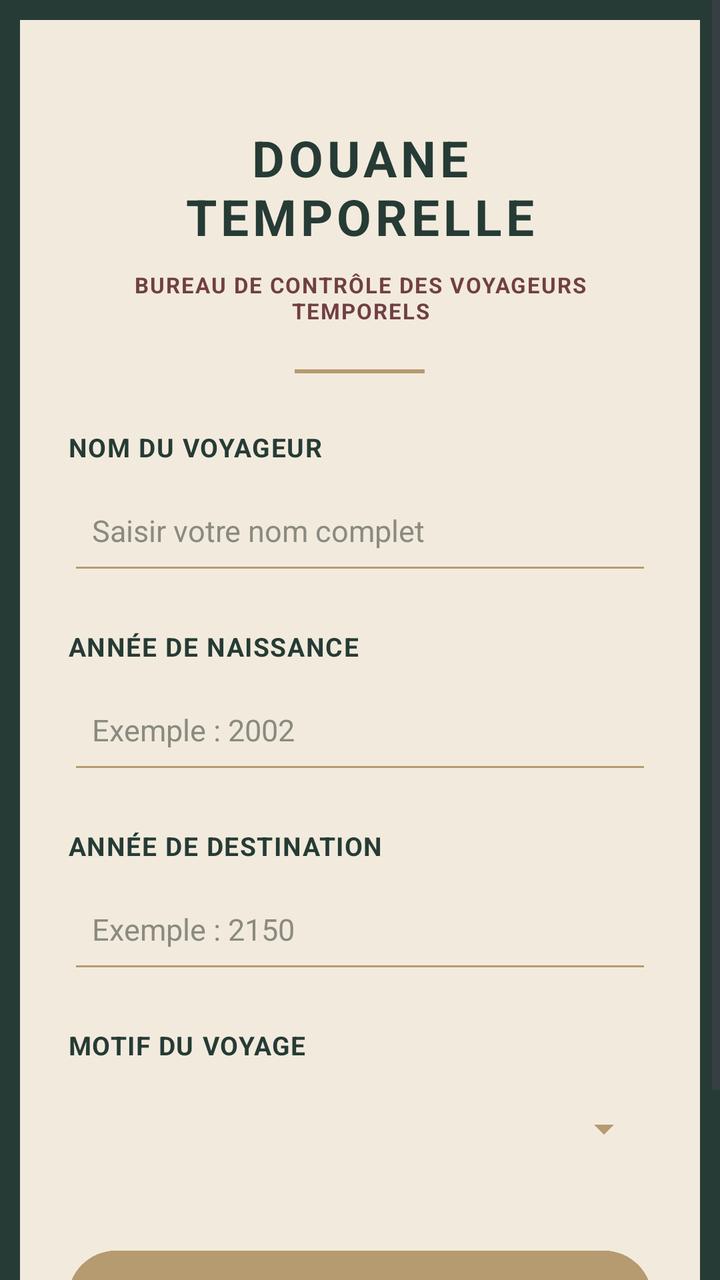
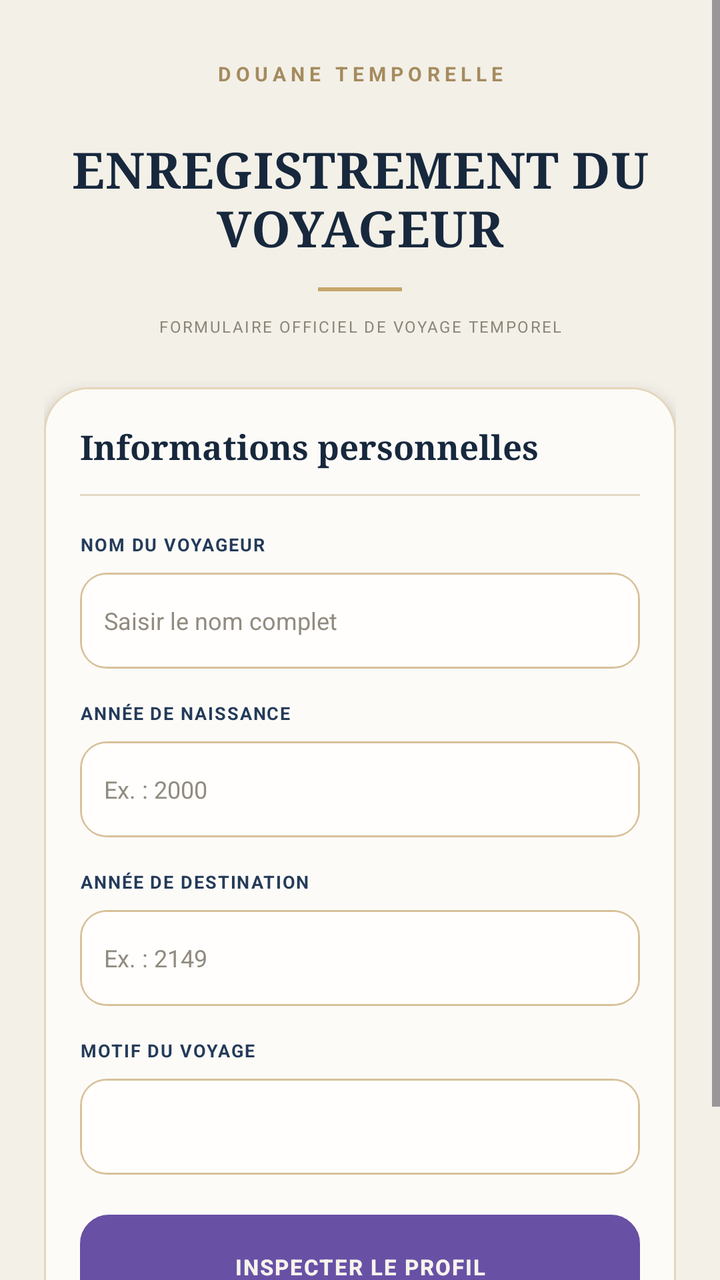

Screens rendered from an Android XML layout before and after an edit, with the pre-edit source and the edit as a unified diff.
<!-- AndroidManifest.xml: application theme Theme.DouaneTemporelle -->
<!-- res/layout/activity_main.xml -->
<?xml version="1.0" encoding="utf-8"?>
<ScrollView xmlns:android="http://schemas.android.com/apk/res/android"
    android:layout_width="match_parent"
    android:layout_height="match_parent"
    android:fillViewport="true"
    android:background="#263B35">

    <LinearLayout
        android:layout_width="match_parent"
        android:layout_height="wrap_content"
        android:orientation="vertical"
        android:padding="24dp"
        android:layout_margin="10dp"
        android:background="#F2EBDD"
        android:gravity="center_horizontal">

        
        <TextView
            android:id="@+id/tv_titre_hs"
            android:layout_width="match_parent"
            android:layout_height="wrap_content"
            android:text="DOUANE TEMPORELLE"
            android:textColor="#263B35"
            android:textSize="25sp"
            android:textStyle="bold"
            android:letterSpacing="0.08"
            android:gravity="center"
            android:layout_marginTop="28dp"
            android:layout_marginBottom="10dp" />

        
        <TextView
            android:id="@+id/tv_sous_titre_hs"
            android:layout_width="match_parent"
            android:layout_height="wrap_content"
            android:text="BUREAU DE CONTRÔLE DES VOYAGEURS TEMPORELS"
            android:textColor="#713F43"
            android:textSize="11sp"
            android:textStyle="bold"
            android:letterSpacing="0.06"
            android:gravity="center"
            android:layout_marginBottom="22dp" />

        
        <View
            android:layout_width="65dp"
            android:layout_height="2dp"
            android:background="#B69A70"
            android:layout_marginBottom="28dp" />

        
        <TextView
            android:id="@+id/tv_nom_label_hs"
            android:layout_width="match_parent"
            android:layout_height="wrap_content"
            android:text="NOM DU VOYAGEUR"
            android:textColor="#263B35"
            android:textSize="13sp"
            android:textStyle="bold"
            android:letterSpacing="0.04"
            android:layout_marginBottom="6dp" />

        <EditText
            android:id="@+id/et_nom_hs"
            android:layout_width="match_parent"
            android:layout_height="54dp"
            android:hint="Saisir votre nom complet"
            android:inputType="textPersonName"
            android:textColor="#263B35"
            android:textColorHint="#8A8A80"
            android:textSize="15sp"
            android:backgroundTint="#B69A70"
            android:padding="12dp"
            android:layout_marginBottom="22dp" />

        
        <TextView
            android:id="@+id/tv_naissance_label_hs"
            android:layout_width="match_parent"
            android:layout_height="wrap_content"
            android:text="ANNÉE DE NAISSANCE"
            android:textColor="#263B35"
            android:textSize="13sp"
            android:textStyle="bold"
            android:letterSpacing="0.04"
            android:layout_marginBottom="6dp" />

        <EditText
            android:id="@+id/et_naissance_hs"
            android:layout_width="match_parent"
            android:layout_height="54dp"
            android:hint="Exemple : 2002"
            android:inputType="number"
            android:textColor="#263B35"
            android:textColorHint="#8A8A80"
            android:textSize="15sp"
            android:backgroundTint="#B69A70"
            android:padding="12dp"
            android:layout_marginBottom="22dp" />

        
        <TextView
            android:id="@+id/tv_destination_label_hs"
            android:layout_width="match_parent"
            android:layout_height="wrap_content"
            android:text="ANNÉE DE DESTINATION"
            android:textColor="#263B35"
            android:textSize="13sp"
            android:textStyle="bold"
            android:letterSpacing="0.04"
            android:layout_marginBottom="6dp" />

        <EditText
            android:id="@+id/et_destination_hs"
            android:layout_width="match_parent"
            android:layout_height="54dp"
            android:hint="Exemple : 2150"
            android:inputType="number"
            android:textColor="#263B35"
            android:textColorHint="#8A8A80"
            android:textSize="15sp"
            android:backgroundTint="#B69A70"
            android:padding="12dp"
            android:layout_marginBottom="22dp" />

        
        <TextView
            android:id="@+id/tv_motif_label_hs"
            android:layout_width="match_parent"
            android:layout_height="wrap_content"
            android:text="MOTIF DU VOYAGE"
            android:textColor="#263B35"
            android:textSize="13sp"
            android:textStyle="bold"
            android:letterSpacing="0.04"
            android:layout_marginBottom="6dp" />

        <Spinner
            android:id="@+id/sp_motif_hs"
            android:layout_width="match_parent"
            android:layout_height="54dp"
            android:backgroundTint="#B69A70"
            android:layout_marginBottom="30dp" />

        
        <Button
            android:id="@+id/btn_inspecter_hs"
            android:layout_width="match_parent"
            android:layout_height="56dp"
            android:text="INSPECTER LE PROFIL"
            android:textStyle="bold"
            android:textSize="13sp"
            android:letterSpacing="0.04"
            android:textColor="#263B35"
            android:backgroundTint="#B69A70"
            android:minHeight="56dp"
            android:padding="12dp" />

        
        <TextView
            android:id="@+id/tv_signature_hs"
            android:layout_width="match_parent"
            android:layout_height="wrap_content"
            android:text="SERVICE OFFICIEL DE CONTRÔLE TEMPOREL"
            android:textColor="#8A806F"
            android:textSize="9sp"
            android:letterSpacing="0.08"
            android:gravity="center"
            android:layout_marginTop="26dp"
            android:layout_marginBottom="12dp" />

    </LinearLayout>

</ScrollView>
<!-- resources referenced by this layout -->
<resources>
  <style name="Theme.DouaneTemporelle" parent="Base.Theme.DouaneTemporelle" />
  <style name="Base.Theme.DouaneTemporelle" parent="Theme.Material3.DayNight.NoActionBar">
          
          
      </style>
</resources>

<!-- the commit's change to res/layout/activity_main.xml (unified diff, before → after) -->
@@ -2,172 +2,221 @@
 <ScrollView xmlns:android="http://schemas.android.com/apk/res/android"
     android:layout_width="match_parent"
     android:layout_height="match_parent"
-    android:fillViewport="true"
-    android:background="#263B35">
+    android:background="#F3F0E8"
+    android:fillViewport="true">
 
     <LinearLayout
         android:layout_width="match_parent"
         android:layout_height="wrap_content"
         android:orientation="vertical"
-        android:padding="24dp"
-        android:layout_margin="10dp"
-        android:background="#F2EBDD"
-        android:gravity="center_horizontal">
-
-        
-        <TextView
-            android:id="@+id/tv_titre_hs"
+        android:paddingStart="22dp"
+        android:paddingEnd="22dp"
+        android:paddingTop="30dp"
+        android:paddingBottom="30dp">
+
+        
+        <TextView
             android:layout_width="match_parent"
             android:layout_height="wrap_content"
             android:text="DOUANE TEMPORELLE"
-            android:textColor="#263B35"
+            android:textColor="#A58B5E"
+            android:textSize="10sp"
+            android:textStyle="bold"
+            android:letterSpacing="0.24"
+            android:gravity="center"
+            android:layout_marginBottom="24dp" />
+
+        
+        <TextView
+            android:layout_width="match_parent"
+            android:layout_height="wrap_content"
+            android:text="ENREGISTREMENT DU\nVOYAGEUR"
+            android:textColor="#17283D"
             android:textSize="25sp"
             android:textStyle="bold"
-            android:letterSpacing="0.08"
-            android:gravity="center"
-            android:layout_marginTop="28dp"
-            android:layout_marginBottom="10dp" />
-
-        
-        <TextView
-            android:id="@+id/tv_sous_titre_hs"
-            android:layout_width="match_parent"
-            android:layout_height="wrap_content"
-            android:text="BUREAU DE CONTRÔLE DES VOYAGEURS TEMPORELS"
-            android:textColor="#713F43"
-            android:textSize="11sp"
+            android:fontFamily="serif"
+            android:gravity="center"
+            android:letterSpacing="0.01"
+            android:layout_marginBottom="13dp" />
+
+        
+        <View
+            android:layout_width="42dp"
+            android:layout_height="2dp"
+            android:background="#C6A66B"
+            android:layout_gravity="center"
+            android:layout_marginBottom="12dp" />
+
+        
+        <TextView
+            android:layout_width="match_parent"
+            android:layout_height="wrap_content"
+            android:text="FORMULAIRE OFFICIEL DE VOYAGE TEMPOREL"
+            android:textColor="#8C8579"
+            android:textSize="8sp"
+            android:letterSpacing="0.10"
+            android:gravity="center"
+            android:layout_marginBottom="25dp" />
+
+        
+        <LinearLayout
+            android:layout_width="match_parent"
+            android:layout_height="wrap_content"
+            android:orientation="vertical"
+            android:padding="18dp"
+            android:background="@drawable/bg_carte_hs"
+            android:elevation="4dp">
+
+            
+            <TextView
+                android:layout_width="match_parent"
+                android:layout_height="wrap_content"
+                android:text="Informations personnelles"
+                android:textColor="#17283D"
+                android:textSize="17sp"
+                android:textStyle="bold"
+                android:fontFamily="serif"
+                android:layout_marginBottom="12dp" />
+
+            <View
+                android:layout_width="match_parent"
+                android:layout_height="1dp"
+                android:background="#E3D9C7"
+                android:layout_marginBottom="18dp" />
+
+            
+            <TextView
+                android:layout_width="match_parent"
+                android:layout_height="wrap_content"
+                android:text="NOM DU VOYAGEUR"
+                android:textColor="#243B59"
+                android:textSize="9sp"
+                android:textStyle="bold"
+                android:letterSpacing="0.07"
+                android:layout_marginBottom="8dp" />
+
+            
+            <EditText
+                android:id="@+id/et_nom_hs"
+                android:layout_width="match_parent"
+                android:layout_height="48dp"
+                android:background="@drawable/bg_champ_hs"
+                android:hint="Saisir le nom complet"
+                android:textColor="#17283D"
+                android:textColorHint="#918B80"
+                android:textSize="12sp"
+                android:singleLine="true"
+                android:inputType="textCapWords"
+                android:paddingStart="12dp"
+                android:paddingEnd="12dp"
+                android:layout_marginBottom="16dp" />
+
+            
+            <TextView
+                android:layout_width="match_parent"
+                android:layout_height="wrap_content"
+                android:text="ANNÉE DE NAISSANCE"
+                android:textColor="#243B59"
+                android:textSize="9sp"
+                android:textStyle="bold"
+                android:letterSpacing="0.07"
+                android:layout_marginBottom="8dp" />
+
+            
+            <EditText
+                android:id="@+id/et_naissance_hs"
+                android:layout_width="match_parent"
+                android:layout_height="48dp"
+                android:background="@drawable/bg_champ_hs"
+                android:hint="Ex. : 2000"
+                android:textColor="#17283D"
+                android:textColorHint="#918B80"
+                android:textSize="12sp"
+                android:singleLine="true"
+                android:inputType="number"
+                android:maxLength="4"
+                android:paddingStart="12dp"
+                android:paddingEnd="12dp"
+                android:layout_marginBottom="16dp" />
+
+            
+            <TextView
+                android:layout_width="match_parent"
+                android:layout_height="wrap_content"
+                android:text="ANNÉE DE DESTINATION"
+                android:textColor="#243B59"
+                android:textSize="9sp"
+                android:textStyle="bold"
+                android:letterSpacing="0.07"
+                android:layout_marginBottom="8dp" />
+
+            
+            <EditText
+                android:id="@+id/et_destination_hs"
+                android:layout_width="match_parent"
+                android:layout_height="48dp"
+                android:background="@drawable/bg_champ_hs"
+                android:hint="Ex. : 2149"
+                android:textColor="#17283D"
+                android:textColorHint="#918B80"
+                android:textSize="12sp"
+                android:singleLine="true"
+                android:inputType="number"
+                android:maxLength="4"
+                android:paddingStart="12dp"
+                android:paddingEnd="12dp"
+                android:layout_marginBottom="16dp" />
+
+            
+            <TextView
+                android:layout_width="match_parent"
+                android:layout_height="wrap_content"
+                android:text="MOTIF DU VOYAGE"
+                android:textColor="#243B59"
+                android:textSize="9sp"
+                android:textStyle="bold"
+                android:letterSpacing="0.07"
+                android:layout_marginBottom="8dp" />
+
+            
+            <Spinner
+                android:id="@+id/sp_motif_hs"
+                android:layout_width="match_parent"
+                android:layout_height="48dp"
+                android:background="@drawable/bg_champ_hs"
+                android:paddingStart="10dp"
+                android:paddingEnd="10dp"
+                android:spinnerMode="dropdown"
+                android:layout_marginBottom="20dp" />
+
+            
+            <Button
+                android:id="@+id/btn_inspecter_hs"
+                android:layout_width="match_parent"
+                android:layout_height="52dp"
+                android:text="INSPECTER LE PROFIL"
+                android:textColor="#F7F4ED"
+                android:textSize="11sp"
+                android:textStyle="bold"
+                android:letterSpacing="0.06"
+                android:background="@drawable/bg_bouton_hs"
+                android:backgroundTint="@null"
+                android:minHeight="52dp"
+                android:padding="8dp" />
+
+        </LinearLayout>
+
+        
+        <TextView
+            android:layout_width="match_parent"
+            android:layout_height="wrap_content"
+            android:text="SERVICE OFFICIEL DE CONTRÔLE TEMPOREL"
+            android:textColor="#A58B5E"
+            android:textSize="8sp"
             android:textStyle="bold"
-            android:letterSpacing="0.06"
-            android:gravity="center"
-            android:layout_marginBottom="22dp" />
-
-        
-        <View
-            android:layout_width="65dp"
-            android:layout_height="2dp"
-            android:background="#B69A70"
-            android:layout_marginBottom="28dp" />
-
-        
-        <TextView
-            android:id="@+id/tv_nom_label_hs"
-            android:layout_width="match_parent"
-            android:layout_height="wrap_content"
-            android:text="NOM DU VOYAGEUR"
-            android:textColor="#263B35"
-            android:textSize="13sp"
-            android:textStyle="bold"
-            android:letterSpacing="0.04"
-            android:layout_marginBottom="6dp" />
-
-        <EditText
-            android:id="@+id/et_nom_hs"
-            android:layout_width="match_parent"
-            android:layout_height="54dp"
-            android:hint="Saisir votre nom complet"
-            android:inputType="textPersonName"
-            android:textColor="#263B35"
-            android:textColorHint="#8A8A80"
-            android:textSize="15sp"
-            android:backgroundTint="#B69A70"
-            android:padding="12dp"
-            android:layout_marginBottom="22dp" />
-
-        
-        <TextView
-            android:id="@+id/tv_naissance_label_hs"
-            android:layout_width="match_parent"
-            android:layout_height="wrap_content"
-            android:text="ANNÉE DE NAISSANCE"
-            android:textColor="#263B35"
-            android:textSize="13sp"
-            android:textStyle="bold"
-            android:letterSpacing="0.04"
-            android:layout_marginBottom="6dp" />
-
-        <EditText
-            android:id="@+id/et_naissance_hs"
-            android:layout_width="match_parent"
-            android:layout_height="54dp"
-            android:hint="Exemple : 2002"
-            android:inputType="number"
-            android:textColor="#263B35"
-            android:textColorHint="#8A8A80"
-            android:textSize="15sp"
-            android:backgroundTint="#B69A70"
-            android:padding="12dp"
-            android:layout_marginBottom="22dp" />
-
-        
-        <TextView
-            android:id="@+id/tv_destination_label_hs"
-            android:layout_width="match_parent"
-            android:layout_height="wrap_content"
-            android:text="ANNÉE DE DESTINATION"
-            android:textColor="#263B35"
-            android:textSize="13sp"
-            android:textStyle="bold"
-            android:letterSpacing="0.04"
-            android:layout_marginBottom="6dp" />
-
-        <EditText
-            android:id="@+id/et_destination_hs"
-            android:layout_width="match_parent"
-            android:layout_height="54dp"
-            android:hint="Exemple : 2150"
-            android:inputType="number"
-            android:textColor="#263B35"
-            android:textColorHint="#8A8A80"
-            android:textSize="15sp"
-            android:backgroundTint="#B69A70"
-            android:padding="12dp"
-            android:layout_marginBottom="22dp" />
-
-        
-        <TextView
-            android:id="@+id/tv_motif_label_hs"
-            android:layout_width="match_parent"
-            android:layout_height="wrap_content"
-            android:text="MOTIF DU VOYAGE"
-            android:textColor="#263B35"
-            android:textSize="13sp"
-            android:textStyle="bold"
-            android:letterSpacing="0.04"
-            android:layout_marginBottom="6dp" />
-
-        <Spinner
-            android:id="@+id/sp_motif_hs"
-            android:layout_width="match_parent"
-            android:layout_height="54dp"
-            android:backgroundTint="#B69A70"
-            android:layout_marginBottom="30dp" />
-
-        
-        <Button
-            android:id="@+id/btn_inspecter_hs"
-            android:layout_width="match_parent"
-            android:layout_height="56dp"
-            android:text="INSPECTER LE PROFIL"
-            android:textStyle="bold"
-            android:textSize="13sp"
-            android:letterSpacing="0.04"
-            android:textColor="#263B35"
-            android:backgroundTint="#B69A70"
-            android:minHeight="56dp"
-            android:padding="12dp" />
-
-        
-        <TextView
-            android:id="@+id/tv_signature_hs"
-            android:layout_width="match_parent"
-            android:layout_height="wrap_content"
-            android:text="SERVICE OFFICIEL DE CONTRÔLE TEMPOREL"
-            android:textColor="#8A806F"
-            android:textSize="9sp"
-            android:letterSpacing="0.08"
-            android:gravity="center"
-            android:layout_marginTop="26dp"
-            android:layout_marginBottom="12dp" />
+            android:letterSpacing="0.09"
+            android:gravity="center"
+            android:layout_marginTop="22dp" />
 
     </LinearLayout>
 
<!-- resource entries referenced after the edit -->
@@ -1,5 +1,90 @@
 <!-- resources referenced by this layout -->
 <resources>
+  <!-- drawable bg_bouton_hs (drawable) -->
+  <?xml version="1.0" encoding="utf-8"?>
+  <layer-list xmlns:android="http://schemas.android.com/apk/res/android">
+  
+      <item>
+          <shape android:shape="rectangle">
+              <corners android:radius="14dp"/>
+              <gradient
+                  android:angle="0"
+                  android:startColor="#243B59"
+                  android:endColor="#14263D"
+                  android:type="linear"/>
+              <stroke
+                  android:width="1dp"
+                  android:color="#C6A66B"/>
+          </shape>
+      </item>
+  
+      <item
+          android:left="1dp"
+          android:top="1dp"
+          android:right="1dp"
+          android:bottom="1dp">
+          <shape android:shape="rectangle">
+              <corners android:radius="13dp"/>
+              <stroke
+                  android:width="1dp"
+                  android:color="#35FFFFFF"/>
+              <solid android:color="#08FFFFFF"/>
+          </shape>
+      </item>
+  
+  </layer-list>
+  <!-- drawable bg_carte_hs (drawable) -->
+  <?xml version="1.0" encoding="utf-8"?>
+  <layer-list xmlns:android="http://schemas.android.com/apk/res/android">
+  
+      <item>
+          <shape android:shape="rectangle">
+              <corners android:radius="22dp"/>
+              <solid android:color="#FFFFFF"/>
+              <stroke
+                  android:width="1dp"
+                  android:color="#E5D5B8"/>
+          </shape>
+      </item>
+  
+      <item
+          android:left="1dp"
+          android:top="1dp"
+          android:right="1dp"
+          android:bottom="1dp">
+          <shape android:shape="rectangle">
+              <corners android:radius="21dp"/>
+              <solid android:color="#FCFBF8"/>
+          </shape>
+      </item>
+  
+  </layer-list>
+  <!-- drawable bg_champ_hs (drawable) -->
+  <?xml version="1.0" encoding="utf-8"?>
+  <layer-list xmlns:android="http://schemas.android.com/apk/res/android">
+  
+      <item>
+          <shape android:shape="rectangle">
+              <corners android:radius="13dp"/>
+              <solid android:color="#FFFFFF"/>
+              <stroke
+                  android:width="1dp"
+                  android:color="#D8C19A"/>
+          </shape>
+      </item>
+  
+      <item
+          android:left="1dp"
+          android:top="1dp"
+          android:right="1dp"
+          android:bottom="1dp">
+          <shape android:shape="rectangle">
+              <corners android:radius="12dp"/>
+              <solid android:color="#FFFEFC"/>
+          </shape>
+      </item>
+  
+  </layer-list>
   <style name="Theme.DouaneTemporelle" parent="Base.Theme.DouaneTemporelle" />
   <style name="Base.Theme.DouaneTemporelle" parent="Theme.Material3.DayNight.NoActionBar">
           
